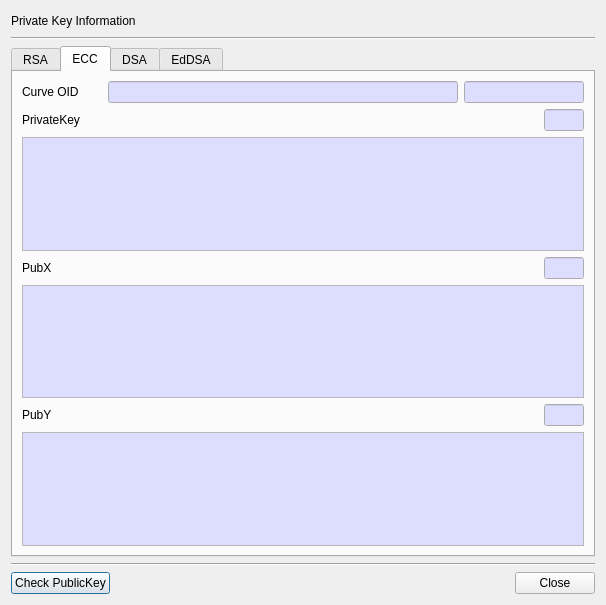
Above: CryptokiMan/pri_key_info_dlg.ui from jykim74/CryptokiMan before the change. Below: the same form after it.
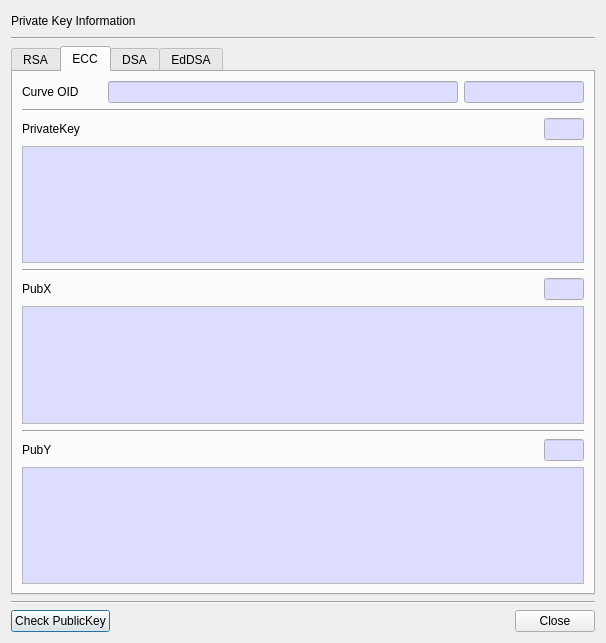
That is the form after the change. The open tabs and pages were chosen to show the change.

What changed in the file:
```diff
--- a/CryptokiMan/pri_key_info_dlg.ui
+++ b/CryptokiMan/pri_key_info_dlg.ui
@@ -7,7 +7,7 @@
     <x>0</x>
     <y>0</y>
     <width>606</width>
-    <height>605</height>
+    <height>643</height>
    </rect>
   </property>
   <property name="windowTitle">
@@ -1079,6 +1079,13 @@
          </item>
         </layout>
        </item>
+       <item>
+        <widget class="Line" name="line_8">
+         <property name="orientation">
+          <enum>Qt::Horizontal</enum>
+         </property>
+        </widget>
+       </item>
        <item>
         <layout class="QGridLayout" name="gridLayout_12">
          <item row="0" column="0">
@@ -1215,6 +1222,13 @@
          </property>
         </widget>
        </item>
+       <item>
+        <widget class="Line" name="line_9">
+         <property name="orientation">
+          <enum>Qt::Horizontal</enum>
+         </property>
+        </widget>
+       </item>
        <item>
         <layout class="QGridLayout" name="gridLayout_13">
          <property name="topMargin">
@@ -1342,6 +1356,13 @@
          </property>
         </widget>
        </item>
+       <item>
+        <widget class="Line" name="line_10">
+         <property name="orientation">
+          <enum>Qt::Horizontal</enum>
+         </property>
+        </widget>
+       </item>
        <item>
         <layout class="QGridLayout" name="gridLayout_14">
          <property name="topMargin">
```
Left out of the diff: 49 changed lines with no effect on the pictures.
